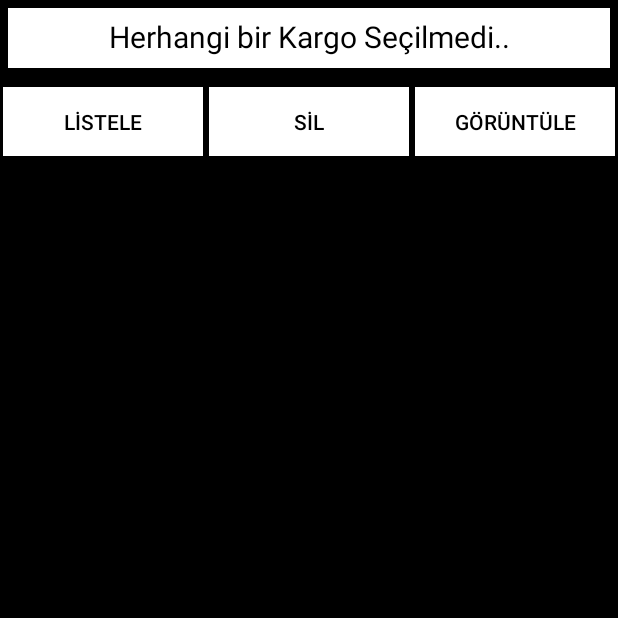
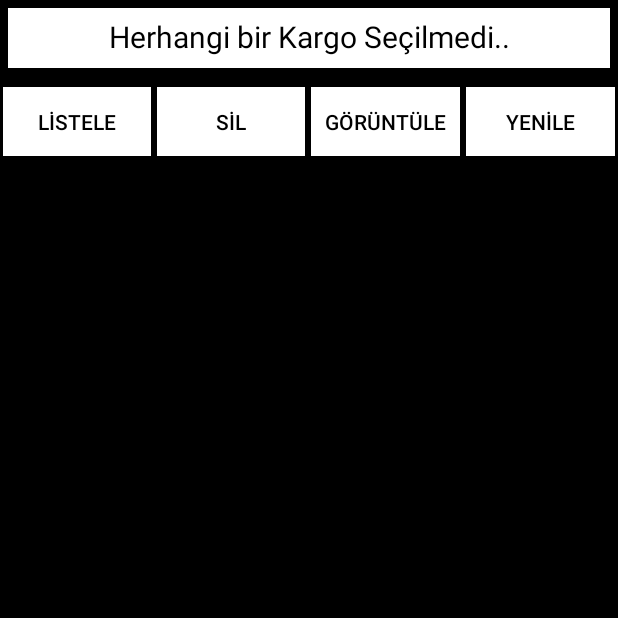
Before and after one commit to urfetatilgan/KargoTakip, an Android app: the KargoList screen opened directly, with no data from a screen before it, on a phone screen of 412 x 824 dp, the top half of it. Run offline under Robolectric (Android 15) with nearby library versions, the phone set to English and light mode, and no system bars.

Commit message:
Added refresh button

```diff
--- a/app/src/main/java/com/example/kargotakip/KargoList.java
+++ b/app/src/main/java/com/example/kargotakip/KargoList.java
@@ -36,7 +36,7 @@ public class KargoList extends AppCompatActivity {
     ImageView ivCargo;
     private String username;
     private String password;
-    Button btnSave, btnList, btnDelete, btnEdit;
+    Button btnRefresh, btnList, btnDelete, btnEdit;
     RecyclerView rvCargo;
     GoogleSignInClient mGoogleSignInClient;
     String cargoID = "";
@@ -89,8 +89,9 @@ public class KargoList extends AppCompatActivity {
         etCargo = findViewById(R.id.et_Cargo);
         btnDelete = findViewById(R.id.btn_Delete);
         btnEdit = findViewById(R.id.btn_Edit);
+
         btnList = findViewById(R.id.btn_List);
-        //btnSave = findViewById(R.id.btn_Add);
+        btnRefresh = findViewById(R.id.btn_Refresh);
         rvCargo = findViewById(R.id.rv_Cargo);
     }
 
@@ -235,4 +236,11 @@ public class KargoList extends AppCompatActivity {
         //PyObject obj = pyObj.callAttr("arasBot", cargoList.get(0).getCargo_no());
         //etCargo.setText(obj.toString());
     }
+    public void btn_Refresh(View view){
+        if(!girisBilgi.equals("0")){
+            Toast.makeText(this, "Google bağlantısız giriş yaptınız, mailler güncellenemiyor.", Toast.LENGTH_SHORT).show();;
+        }else{
+
+        }
+    }
 }
--- a/app/src/main/res/layout/activity_kargo_list.xml
+++ b/app/src/main/res/layout/activity_kargo_list.xml
@@ -66,6 +66,17 @@
             android:onClick="btn_Goster"
             android:text="GÖRÜNTÜLE"
             android:textColor="@android:color/black" />
+        <Button
+            android:id="@+id/btn_Refresh"
+            android:layout_width="0dp"
+            android:layout_height="match_parent"
+            android:layout_weight="1"
+            android:layout_margin="2dp"
+            android:background="@color/white"
+            android:onClick="btn_Refresh"
+            android:text="YENİLE"
+            android:textColor="@android:color/black" />
+
     </LinearLayout>
 
     <androidx.recyclerview.widget.RecyclerView
```
